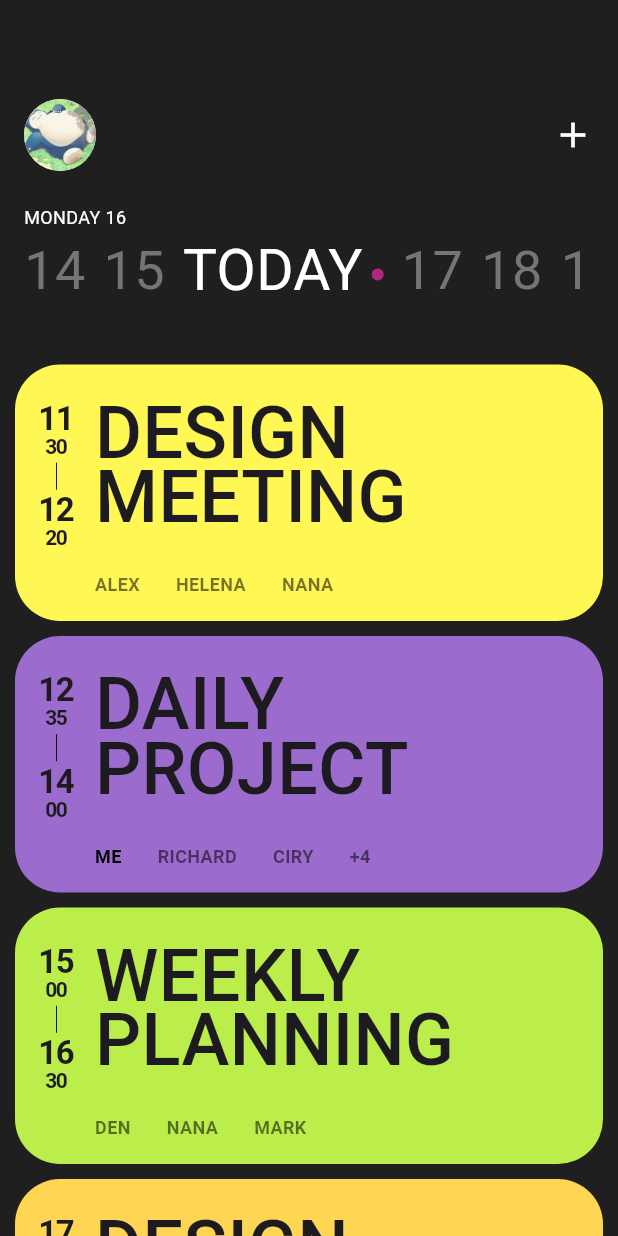
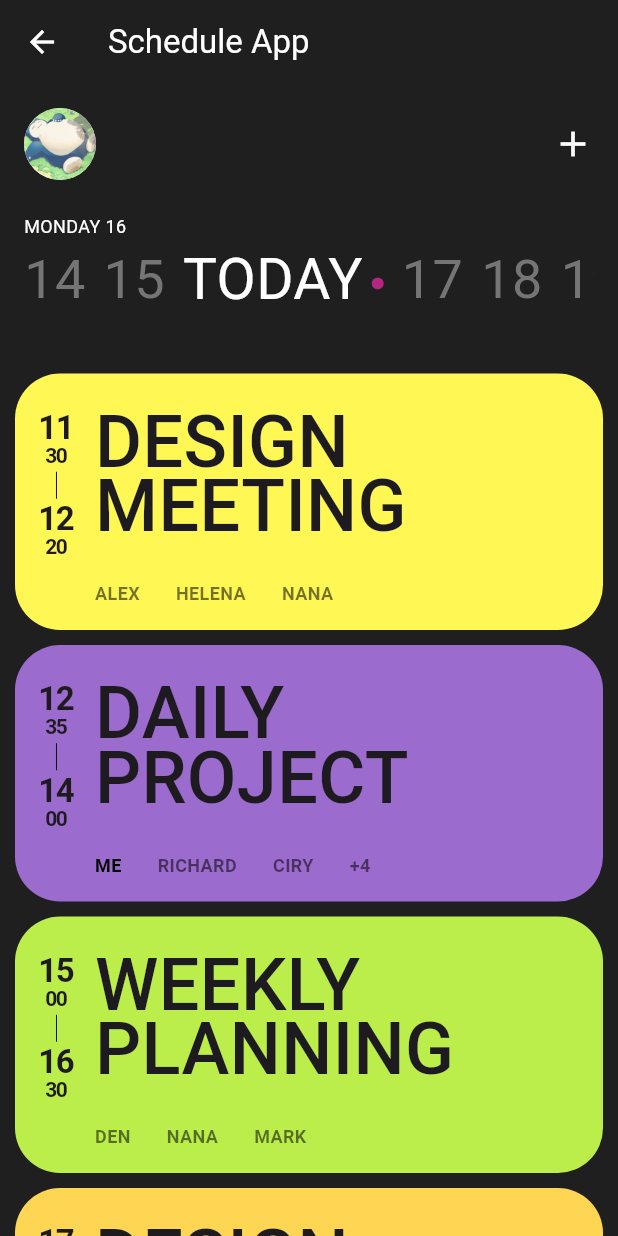
Before and after one commit to zerosial/Flutter_Dictionary, a Flutter app: the DesignScreen screen opened directly, on a phone screen of 412 x 824 dp. Run offline on Flutter 3.47's test engine with Material 3 defaults, Android fonts, the phone set to English and light mode, and no system bars.

Commit message:
feat: 메인 페이지에서도 진입 가능하게 변경

```diff
--- a/flutterzero/lib/main.dart
+++ b/flutterzero/lib/main.dart
@@ -1,5 +1,5 @@
 import 'package:flutter/material.dart';
-import 'package:flutterzero/screens/design_screen.dart';
+import 'package:flutterzero/screens/home_screen.dart';
 
 void main() {
   runApp(const MyApp());
@@ -11,7 +11,7 @@ class MyApp extends StatelessWidget {
   @override
   Widget build(BuildContext context) {
     return const MaterialApp(
-      home: DesignScreen(),
+      home: DictionaryScreen(),
     );
   }
 }
--- a/flutterzero/lib/screens/design_screen.dart
+++ b/flutterzero/lib/screens/design_screen.dart
@@ -12,6 +12,18 @@ class _DesignScreenState extends State<DesignScreen> {
   @override
   Widget build(BuildContext context) {
     return Scaffold(
+      appBar: AppBar(
+        backgroundColor: const Color(0xFF1F1F1F),
+        iconTheme: const IconThemeData(
+          color: Colors.white,
+        ),
+        title: const Text(
+          'Schedule App',
+          style: TextStyle(
+            color: Colors.white,
+          ),
+        ),
+      ),
       backgroundColor: const Color(0xFF1F1F1F),
       body: SingleChildScrollView(
         child: Padding(
@@ -20,9 +32,6 @@ class _DesignScreenState extends State<DesignScreen> {
             spacing: 10,
             crossAxisAlignment: CrossAxisAlignment.start,
             children: [
-              const SizedBox(
-                height: 40,
-              ),
               const Padding(
                 padding: EdgeInsets.all(6),
                 child: Row(
```
